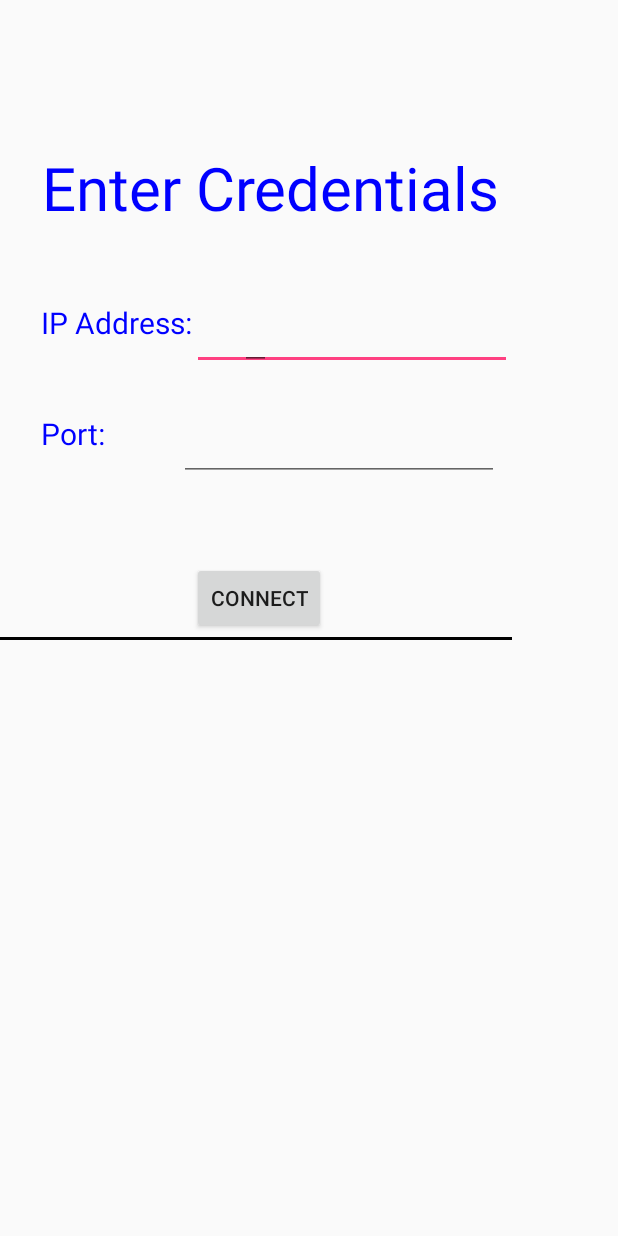
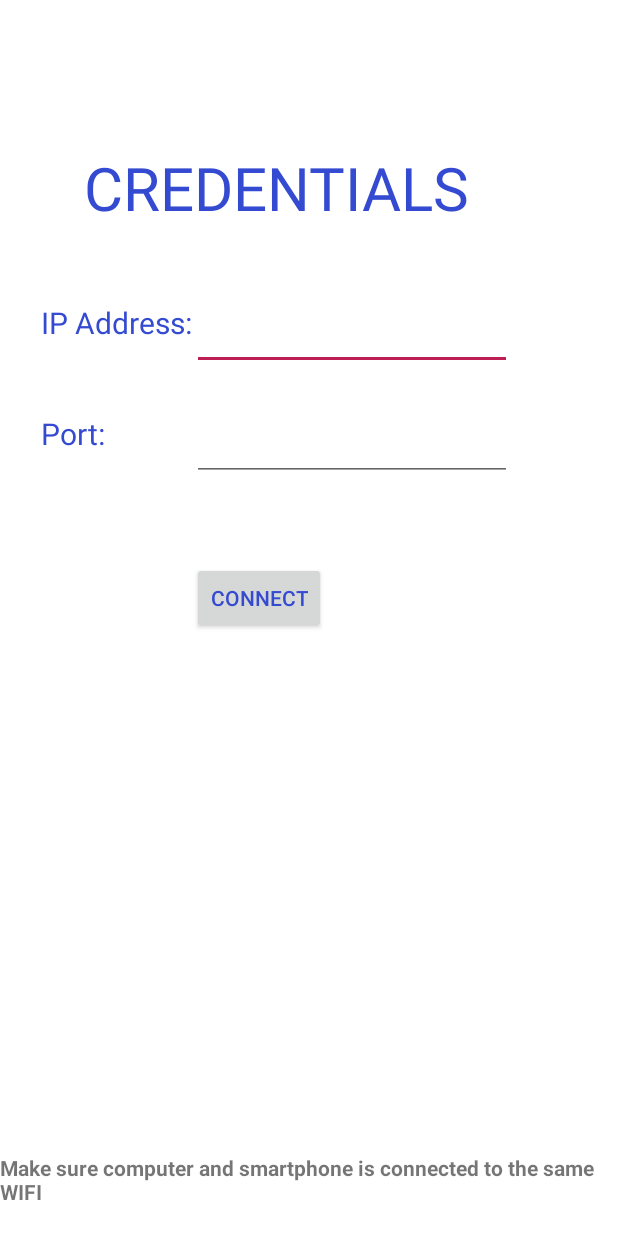
Before and after one commit to pxm3974/PPT-CONTROLLER, an Android app: the screen it shows after launch (MainActivity), on a phone screen of 412 x 824 dp. Run offline under Robolectric (Android 15) with nearby library versions, the phone set to English and light mode, and no system bars.

Commit message:
Final push

```diff
--- a/app/src/main/AndroidManifest.xml
+++ b/app/src/main/AndroidManifest.xml
@@ -7,7 +7,7 @@
 
     <application
         android:allowBackup="true"
-        android:icon="@mipmap/ic_launcher"
+        android:icon="@drawable/download"
         android:label="@string/app_name"
         android:supportsRtl="true"
         android:theme="@style/AppTheme" >
--- a/app/src/main/java/com/example/pranilmaharjan/wifi/MainActivity.java
+++ b/app/src/main/java/com/example/pranilmaharjan/wifi/MainActivity.java
@@ -5,6 +5,7 @@ import android.content.Intent;
 import android.os.Bundle;
 import android.support.v7.app.ActionBarActivity;
 import android.os.StrictMode;
+import android.support.v7.app.AppCompatActivity;
 import android.widget.Button;
 import android.view.Menu;
 import android.view.MenuItem;
@@ -19,7 +20,7 @@ import android.util.Log;
 import java.io.DataOutputStream;
 
 
-public class MainActivity extends ActionBarActivity {
+public class MainActivity extends AppCompatActivity {
 
     Socket client;
     private static final String TAG = "MyActivity";
@@ -33,7 +34,7 @@ public class MainActivity extends ActionBarActivity {
     protected void onCreate(Bundle savedInstanceState) {
         super.onCreate(savedInstanceState);
         setContentView(R.layout.activity_main);
-        if (android.os.Build.VERSION.SDK_INT > 9)
+        if (android.os.Build.VERSION.SDK_INT > 9)    //Gaining the strict access for internet
         {
             StrictMode.ThreadPolicy policy = new StrictMode.ThreadPolicy.Builder().permitAll().build();
             StrictMode.setThreadPolicy(policy);
@@ -41,7 +42,7 @@ public class MainActivity extends ActionBarActivity {
 
         initializeData();     // initializing buttons and textfields
 
-        button.setOnClickListener(
+        button.setOnClickListener(       //button onclick listener
                 new Button.OnClickListener(){
                     public void onClick(View v) {
                         ip_port();
@@ -74,14 +75,14 @@ public class MainActivity extends ActionBarActivity {
         return super.onOptionsItemSelected(item);
     }
 
-    public void initializeData()
+    public void initializeData()       //initializing the buttons and EditText fields
     {
         button=(Button)findViewById(R.id.button);
         myEditText1=(EditText)findViewById(R.id.IPAddress);
         myEditText2=(EditText)findViewById(R.id.port);
     }
 
-    public void ip_port(){
+    public void ip_port(){       //initializing IpAddress and port
         ip_address = myEditText1.getText().toString();
         //port_address = Integer.parseInt(myEditText2.getText().toString());
         if(ip_address.isEmpty())
@@ -99,7 +100,7 @@ public class MainActivity extends ActionBarActivity {
 
     }
 
-    public void connection()
+    public void connection()     //trying
     {
         String m=null;
         try {
--- a/app/src/main/res/layout/activity_main.xml
+++ b/app/src/main/res/layout/activity_main.xml
@@ -1,10 +1,11 @@
 <?xml version="1.0" encoding="utf-8"?>
 <RelativeLayout xmlns:android="http://schemas.android.com/apk/res/android"
+    xmlns:tools="http://schemas.android.com/tools"
     android:layout_width="wrap_content"
-    android:layout_height="wrap_content"
+    android:layout_height="match_parent"
     android:orientation="vertical"
     android:id="@+id/relativelayout"
-    android:background="@drawable/abc_textfield_activated_mtrl_alpha">
+    android:background="@android:color/background_light">
 
     <TextView
         android:layout_width="wrap_content"
@@ -12,7 +13,7 @@
         android:text="@string/IpAddress"
         android:id="@+id/textView"
         android:textSize="20dp"
-        android:textColor="#00F"
+        android:textColor="@color/colorPrimary"
         android:layout_alignBottom="@+id/textView2"
         android:layout_alignParentLeft="true"
         android:layout_alignParentStart="true"
@@ -27,10 +28,12 @@
         android:id="@+id/textView2"
         android:layout_marginTop="275dp"
         android:textSize="20dp"
-        android:textColor="#00F"
+        android:textColor="@color/colorPrimary"
         android:layout_alignParentTop="true"
         android:layout_alignLeft="@+id/textView"
-        android:layout_alignStart="@+id/textView" />
+        android:layout_alignStart="@+id/textView"
+        android:layout_toStartOf="@+id/IPAddress"
+        android:layout_toLeftOf="@+id/IPAddress" />
 
     <EditText
         android:layout_width="wrap_content"
@@ -47,8 +50,9 @@
         android:ems="10"
         android:id="@+id/port"
         android:layout_alignTop="@+id/textView2"
-        android:layout_alignRight="@+id/Credentials"
-        android:layout_alignEnd="@+id/Credentials" />
+        android:layout_toRightOf="@+id/textView2"
+        android:layout_alignRight="@+id/IPAddress"
+        android:layout_alignEnd="@+id/IPAddress" />
 
     <Button
         android:layout_width="wrap_content"
@@ -58,27 +62,34 @@
         android:layout_below="@+id/port"
         android:layout_alignLeft="@+id/IPAddress"
         android:layout_alignStart="@+id/IPAddress"
-        android:layout_marginTop="54dp" />
-
-    <EditText
-        android:layout_width="wrap_content"
-        android:layout_height="wrap_content"
-        android:id="@+id/editText"
-        android:layout_alignBottom="@+id/IPAddress"
-        android:layout_centerHorizontal="true" />
+        android:layout_marginTop="54dp"
+        android:textColor="@color/colorPrimary" />
 
     <TextView
-        android:layout_width="wrap_content"
+        android:layout_width="match_parent"
         android:layout_height="wrap_content"
         android:textAppearance="?android:attr/textAppearanceLarge"
         android:text="@string/welcome"
         android:id="@+id/Credentials"
-        android:textColor="#00F"
+        android:textColor="@color/colorPrimary"
         android:textSize="40dp"
         android:gravity="center"
         android:layout_marginBottom="49dp"
         android:layout_above="@+id/textView"
         android:layout_alignLeft="@+id/textView"
-        android:layout_alignStart="@+id/textView" />
+        android:layout_alignStart="@+id/textView"
+        android:layout_alignRight="@+id/IPAddress"
+        android:layout_alignEnd="@+id/IPAddress" />
+
+    <TextView
+        android:layout_width="match_parent"
+        android:id="@+id/bottom"
+        android:layout_height="wrap_content"
+        android:text="@string/bottom"
+        android:textStyle="normal|bold"
+        android:layout_alignParentBottom="true"
+        android:layout_alignParentLeft="true"
+        android:layout_alignParentStart="true"
+        android:layout_marginBottom="20dp" />
 
 </RelativeLayout>
--- a/app/src/main/res/values/colors.xml
+++ b/app/src/main/res/values/colors.xml
@@ -1,6 +1,6 @@
 <?xml version="1.0" encoding="utf-8"?>
 <resources>
-    <color name="colorPrimary">#3F51B5</color>
-    <color name="colorPrimaryDark">#303F9F</color>
-    <color name="colorAccent">#FF4081</color>
+    <color name="colorPrimary">#334ad1</color>
+    <color name="colorPrimaryDark">#2b40c1</color>
+    <color name="colorAccent">#bd1f55</color>
 </resources>
--- a/app/src/main/res/values/strings.xml
+++ b/app/src/main/res/values/strings.xml
@@ -1,7 +1,7 @@
 <resources>
-    <string name="app_name">WIFI</string>
+    <string name="app_name">PRESENTER</string>
     <string name="action_settings">Settings</string>
-    <string name="welcome">Enter Credentials</string>
+    <string name="welcome">CREDENTIALS</string>
     <string name="IpAddress">IP Address:</string>
     <string name="port">Port:</string>
     <string name="connect">Connect</string>
@@ -13,4 +13,5 @@
     <string name="title_activity_remote_control">remote_control</string>
     <string name="go_slide">Go</string>
     <string name="totalpageNo">totalpageNo</string>
+    <string name="bottom">Make sure computer and smartphone is connected to the same WIFI</string>
 </resources>
```
Also changed, not shown: app/src/main/java/com/example/pranilmaharjan/wifi/remote_control.java (+11 -5 lines), app/src/main/res/drawable/download.jpg (added), app/src/main/res/drawable/initial.jpg (added), 2 other files.
